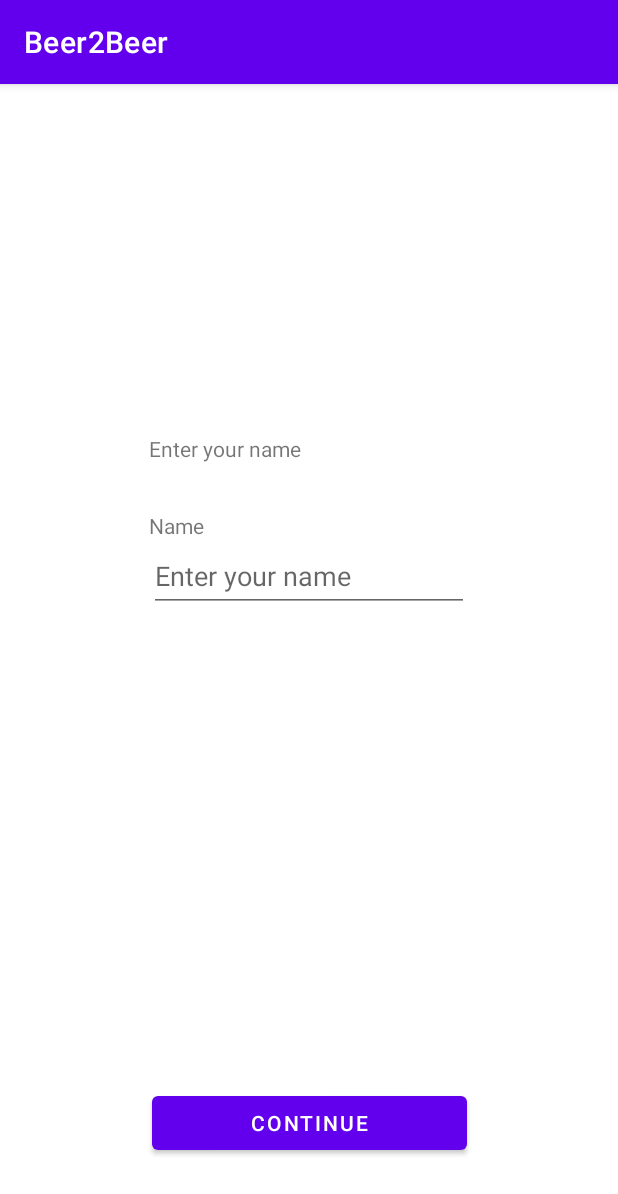
After one commit to UnimibSoftEngCourse2022/progetto-birra-1-beer2beer, an Android app: the GetStartedFragment screen opened through its navigation route, on a phone screen of 412 x 824 dp. The commit adds this screen. Shown: the top 1194 px of the screen. Run offline under Robolectric (Android 15) with nearby library versions, the phone set to English and light mode, and no system bars; our stand-ins replace data binding.

Commit message:
Restructured app architecture, added SharedViewModel, SafeArgs and fragment_get_started.xml.

```diff
--- a/app/build.gradle
+++ b/app/build.gradle
@@ -2,6 +2,7 @@ plugins {
     id 'com.android.application'
     id 'kotlin-android'
     id 'kotlin-kapt'
+    id 'androidx.navigation.safeargs.kotlin'
 }
 
 android {
--- a/app/src/main/java/com/example/beer2beer/MainActivity.kt
+++ b/app/src/main/java/com/example/beer2beer/MainActivity.kt
@@ -7,18 +7,17 @@ import com.example.beer2beer.databinding.ActivityMainBinding
 
 class MainActivity : AppCompatActivity() {
 
-    private lateinit var viewModel: MainViewModel
+    private lateinit var viewModel: SharedViewModel
     private lateinit var binding: ActivityMainBinding
 
     override fun onCreate(savedInstanceState: Bundle?) {
         super.onCreate(savedInstanceState)
-
         mainActivitySetup()
         setContentView(binding.root)
     }
 
     private fun mainActivitySetup() {
-        viewModel = ViewModelProvider(this).get(MainViewModel::class.java)
+        viewModel = ViewModelProvider(this)[SharedViewModel::class.java]
 
         // Setup binding object to inflate the activity
         binding = ActivityMainBinding.inflate(layoutInflater)
--- a/app/src/main/java/com/example/beer2beer/MainViewModel.kt
+++ b/app/src/main/java/com/example/beer2beer/SharedViewModel.kt
@@ -2,5 +2,5 @@ package com.example.beer2beer
 
 import androidx.lifecycle.ViewModel
 
-class MainViewModel : ViewModel() {
+class SharedViewModel : ViewModel() {
 }
--- /dev/null
+++ b/app/src/main/java/com/example/beer2beer/fragments/GetStartedFragment.kt
@@ -0,0 +1,38 @@
+package com.example.beer2beer.fragments
+
+import android.os.Bundle
+import android.view.LayoutInflater
+import android.view.View
+import android.view.ViewGroup
+import androidx.fragment.app.Fragment
+import androidx.fragment.app.activityViewModels
+import com.example.beer2beer.SharedViewModel
+import com.example.beer2beer.databinding.FragmentGetStartedBinding
+
+class GetStartedFragment : Fragment() {
+
+    companion object {
+        fun newInstance() = GetStartedFragment()
+    }
+
+    private lateinit var binding: FragmentGetStartedBinding
+    private val viewModel: SharedViewModel by activityViewModels()
+
+    override fun onCreateView(
+        inflater: LayoutInflater, container: ViewGroup?,
+        savedInstanceState: Bundle?
+    ): View {
+
+        getStartedFragmentSetup(inflater, container)
+        return binding.root
+    }
+
+    private fun getStartedFragmentSetup(
+        inflater: LayoutInflater,
+        container: ViewGroup?
+    ) {
+        binding = FragmentGetStartedBinding.inflate(inflater, container, false)
+        binding.viewModel = viewModel
+        binding.lifecycleOwner = this
+    }
+}
--- /dev/null
+++ b/app/src/main/java/com/example/beer2beer/fragments/WelcomeFragment.kt
@@ -0,0 +1,46 @@
+package com.example.beer2beer.fragments
+
+import android.os.Bundle
+import android.view.LayoutInflater
+import android.view.View
+import android.view.ViewGroup
+import androidx.fragment.app.Fragment
+import androidx.fragment.app.activityViewModels
+import androidx.navigation.fragment.findNavController
+import com.example.beer2beer.SharedViewModel
+import com.example.beer2beer.databinding.FragmentWelcomeBinding
+
+class WelcomeFragment : Fragment() {
+
+    companion object {
+        fun newInstance() = WelcomeFragment()
+    }
+
+    private lateinit var binding: FragmentWelcomeBinding
+    private val viewModel: SharedViewModel by activityViewModels()
+
+    override fun onCreateView(
+        inflater: LayoutInflater, container: ViewGroup?,
+        savedInstanceState: Bundle?
+    ): View {
+
+        welcomeFragmentSetup(inflater, container)
+
+        binding.getStartedButton.setOnClickListener {
+            val action = WelcomeFragmentDirections.actionWelcomeToGetStarted()
+            findNavController().navigate(action)
+        }
+
+        return binding.root
+
+    }
+
+    private fun welcomeFragmentSetup(
+        inflater: LayoutInflater,
+        container: ViewGroup?
+    ) {
+        binding = FragmentWelcomeBinding.inflate(inflater, container, false)
+        binding.viewModel = viewModel
+        binding.lifecycleOwner = this
+    }
+}
--- a/app/src/main/java/com/example/beer2beer/welcome/WelcomeFragment.kt
+++ /dev/null
@@ -1,42 +0,0 @@
-package com.example.beer2beer.welcome
-
-import androidx.lifecycle.ViewModelProvider
-import android.os.Bundle
-import androidx.fragment.app.Fragment
-import android.view.LayoutInflater
-import android.view.View
-import android.view.ViewGroup
-import com.example.beer2beer.MainViewModel
-import com.example.beer2beer.R
-import com.example.beer2beer.databinding.ActivityMainBinding
-import com.example.beer2beer.databinding.WelcomeFragmentBinding
-
-class WelcomeFragment : Fragment() {
-
-    companion object {
-        fun newInstance() = WelcomeFragment()
-    }
-
-    private lateinit var viewModel: WelcomeViewModel
-    private lateinit var binding: WelcomeFragmentBinding
-
-    override fun onCreateView(
-        inflater: LayoutInflater, container: ViewGroup?,
-        savedInstanceState: Bundle?
-    ): View {
-
-        welcomeFragmentSetup(inflater, container)
-        return binding.root
-
-    }
-
-    private fun welcomeFragmentSetup(
-        inflater: LayoutInflater,
-        container: ViewGroup?
-    ) {
-        viewModel = ViewModelProvider(this).get(WelcomeViewModel::class.java)
-        binding = WelcomeFragmentBinding.inflate(inflater, container, false)
-        binding.viewModel = viewModel
-        binding.lifecycleOwner = this
-    }
-}
--- a/app/src/main/java/com/example/beer2beer/welcome/WelcomeViewModel.kt
+++ /dev/null
@@ -1,7 +0,0 @@
-package com.example.beer2beer.welcome
-
-import androidx.lifecycle.ViewModel
-
-class WelcomeViewModel : ViewModel() {
-    // TODO: Implement the ViewModel
-}
--- a/app/src/main/res/layout/activity_main.xml
+++ b/app/src/main/res/layout/activity_main.xml
@@ -7,7 +7,7 @@
 
         <variable
             name="viewModel"
-            type="com.example.beer2beer.MainViewModel" />
+            type="com.example.beer2beer.SharedViewModel" />
     </data>
 
     <androidx.constraintlayout.widget.ConstraintLayout
--- /dev/null
+++ b/app/src/main/res/layout/fragment_get_started.xml
@@ -0,0 +1,69 @@
+<?xml version="1.0" encoding="utf-8"?>
+<layout xmlns:android="http://schemas.android.com/apk/res/android"
+    xmlns:app="http://schemas.android.com/apk/res-auto"
+    xmlns:tools="http://schemas.android.com/tools">
+
+    <data>
+
+        <variable
+            name="viewModel"
+            type="com.example.beer2beer.SharedViewModel" />
+    </data>
+
+    <FrameLayout
+        android:layout_width="match_parent"
+        android:layout_height="match_parent"
+        tools:context=".fragments.GetStartedFragment">
+
+        <androidx.constraintlayout.widget.ConstraintLayout
+            android:layout_width="match_parent"
+            android:layout_height="match_parent">
+
+            <TextView
+                android:id="@+id/enterYourNameTextView"
+                android:layout_width="wrap_content"
+                android:layout_height="wrap_content"
+                android:text="@string/enterYourNameTextView"
+                app:layout_constraintBottom_toTopOf="@+id/nameTextView"
+                app:layout_constraintStart_toStartOf="@+id/nameTextView"
+                app:layout_constraintTop_toTopOf="parent"
+                app:layout_constraintVertical_bias="0.35000002"
+                app:layout_constraintVertical_chainStyle="packed" />
+
+            <TextView
+                android:id="@+id/nameTextView"
+                android:layout_width="wrap_content"
+                android:layout_height="wrap_content"
+                android:layout_marginTop="32dp"
+                android:text="@string/nameTextView"
+                app:layout_constraintBottom_toTopOf="@+id/nameEditText"
+                app:layout_constraintStart_toStartOf="@+id/nameEditText"
+                app:layout_constraintTop_toBottomOf="@+id/enterYourNameTextView" />
+
+            <EditText
+                android:id="@+id/nameEditText"
+                android:layout_width="wrap_content"
+                android:layout_height="wrap_content"
+                android:autofillHints="name"
+                android:ems="10"
+                android:hint="@string/nameEditText_hint"
+                android:inputType="textPersonName"
+                android:minHeight="48dp"
+                app:layout_constraintBottom_toBottomOf="parent"
+                app:layout_constraintEnd_toEndOf="parent"
+                app:layout_constraintStart_toStartOf="parent"
+                app:layout_constraintTop_toBottomOf="@+id/nameTextView"
+                tools:ignore="DuplicateSpeakableTextCheck,TextContrastCheck" />
+
+            <Button
+                android:id="@+id/ContinueButton"
+                android:layout_width="210dp"
+                android:layout_height="wrap_content"
+                android:layout_marginBottom="32dp"
+                android:text="@string/continueButton"
+                app:layout_constraintBottom_toBottomOf="parent"
+                app:layout_constraintEnd_toEndOf="parent"
+                app:layout_constraintStart_toStartOf="parent" />
+        </androidx.constraintlayout.widget.ConstraintLayout>
+    </FrameLayout>
+</layout>
--- a/app/src/main/res/layout/welcome_fragment.xml
+++ b/app/src/main/res/layout/fragment_welcome.xml
@@ -7,13 +7,14 @@
 
         <variable
             name="viewModel"
-            type="com.example.beer2beer.welcome.WelcomeViewModel" />
+            type="com.example.beer2beer.SharedViewModel" />
+
     </data>
 
     <FrameLayout
         android:layout_width="match_parent"
         android:layout_height="match_parent"
-        tools:context=".welcome.WelcomeFragment">
+        tools:context=".fragments.WelcomeFragment">
 
         <androidx.constraintlayout.widget.ConstraintLayout
             android:layout_width="match_parent"
--- a/app/src/main/res/navigation/nav_graph.xml
+++ b/app/src/main/res/navigation/nav_graph.xml
@@ -7,7 +7,16 @@
 
     <fragment
         android:id="@+id/welcomeFragment"
-        android:name="com.example.beer2beer.welcome.WelcomeFragment"
+        android:name="com.example.beer2beer.fragments.WelcomeFragment"
         android:label="WelcomeFragment"
-        tools:layout="@layout/welcome_fragment"/>
+        tools:layout="@layout/fragment_welcome">
+        <action
+            android:id="@+id/action_welcome_to_getStarted"
+            app:destination="@id/getStartedFragment" />
+    </fragment>
+    <fragment
+        android:id="@+id/getStartedFragment"
+        android:name="com.example.beer2beer.fragments.GetStartedFragment"
+        android:label="GetStartedFragment"
+        tools:layout="@layout/fragment_get_started"/>
 </navigation>
--- a/app/src/main/res/values/strings.xml
+++ b/app/src/main/res/values/strings.xml
@@ -2,4 +2,10 @@
     <string name="app_name">Beer2Beer</string>
     <string name="welcomeTextView">Welcome to Brew Day!</string>
     <string name="getStartedButton">Get Started</string>
+
+    <string name="hello_blank_fragment">Hello blank fragment</string>
+    <string name="enterYourNameTextView">Enter your name</string>
+    <string name="nameTextView">Name</string>
+    <string name="nameEditText_hint">Enter your name</string>
+    <string name="continueButton">Continue</string>
 </resources>
--- a/build.gradle
+++ b/build.gradle
@@ -12,6 +12,8 @@ buildscript {
 
         // NOTE: Do not place your application dependencies here; they belong
         // in the individual module build.gradle files
+
+        classpath "androidx.navigation:navigation-safe-args-gradle-plugin:2.3.5"
     }
 }
 
```
